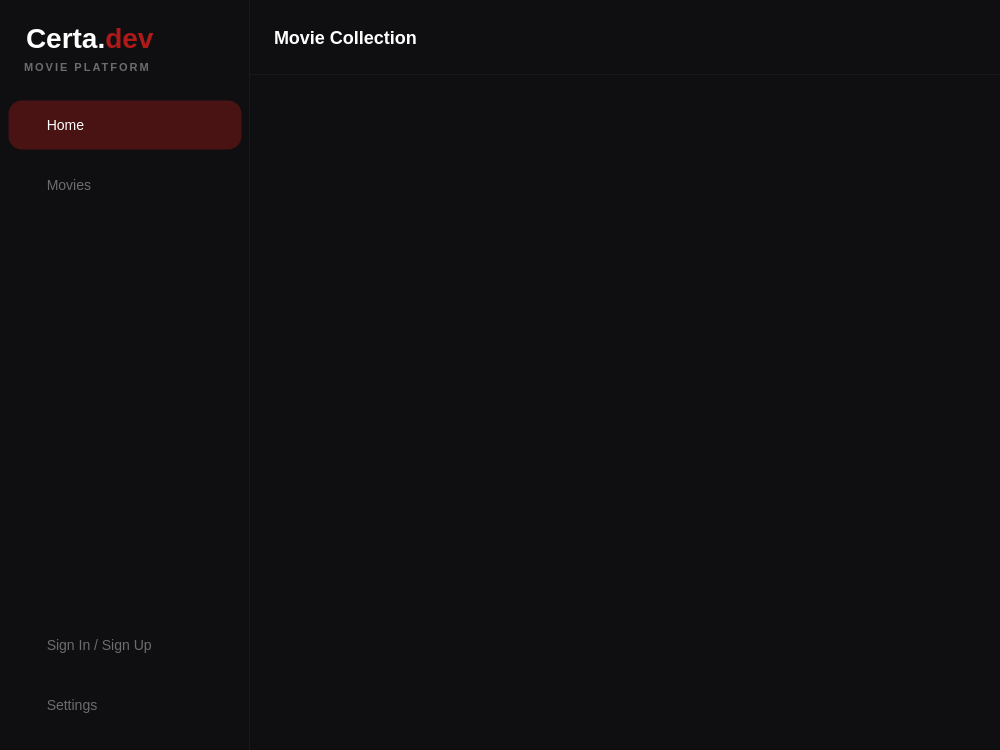
Qt form presentationLayer/layout/layout.ui (codingburgas/2526-9-CPP-SprintProject-Certa.dev) before a commit.
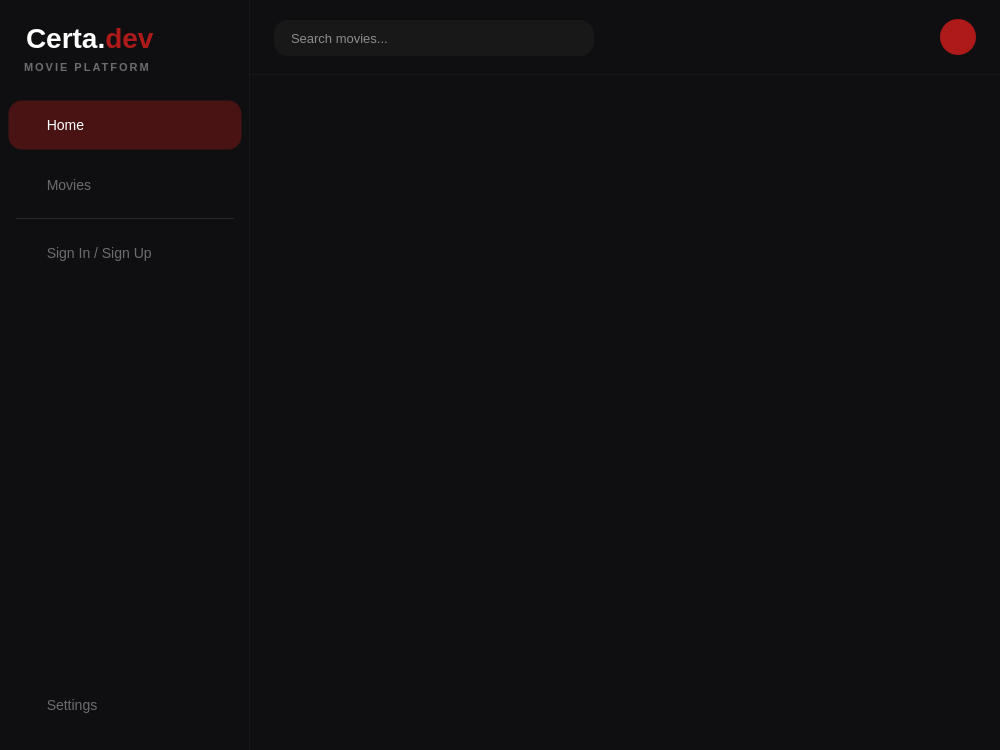
The same form after that commit. The open tabs and pages were chosen to show the change. Icons and pictures are not drawn.

Commit message: feat: add search bar and modify the sidebar

Diff of the .ui file:
```diff
--- a/presentationLayer/layout/layout.ui
+++ b/presentationLayer/layout/layout.ui
@@ -64,10 +64,34 @@
     background-color: transparent;
   }
 
-  #topBarTitleLabel {
-    font-size: 18px;
+  #topBarSearchLineEdit {
+    background-color: #181818;
+    border: 1px solid #181818;
+    border-radius: 14px;
+    color: #FFFFFF;
+    font-size: 13px;
+    padding-left: 14px;
+    padding-right: 14px;
+    selection-background-color: #AE1A19;
+  }
+
+  #topBarSearchLineEdit:focus {
+    border: 1px solid #AE1A19;
+    background-color: #0F0F11;
+  }
+
+  #topBarUsernameLabel {
+    color: #FFFFFF;
+    font-size: 14px;
     font-weight: 600;
+  }
+
+  #topBarAvatarLabel {
     color: #FFFFFF;
+    font-size: 14px;
+    font-weight: 700;
+    border-radius: 18px;
+    background-color: #AE1A19;
   }
 
   #sidebarHomeButton,
@@ -90,6 +114,7 @@
 
   #sidebarHomeButton:checked,
   #sidebarMoviesButton:checked,
+  #sidebarAuthButton:checked,
   #sidebarSettingsButton:checked {
     background-color: rgba(174, 26, 25, 92);
     border-color: transparent;
@@ -107,11 +132,17 @@
 
   #sidebarHomeButton:checked:hover,
   #sidebarMoviesButton:checked:hover,
+  #sidebarAuthButton:checked:hover,
   #sidebarSettingsButton:checked:hover {
     background-color: rgba(174, 26, 25, 120);
     border-color: transparent;
     color: #FFFFFF;
   }
+
+  #sidebarDivider {
+    background-color: #2A2A2C;
+    border: none;
+  }
   </string>
    </property>
    <layout class="QHBoxLayout" name="rootLayout">
@@ -237,11 +268,27 @@
         <bool>true</bool>
        </property>
       </widget>
+      <widget class="QFrame" name="sidebarDivider">
+       <property name="geometry">
+        <rect>
+         <x>16</x>
+         <y>218</y>
+         <width>218</width>
+         <height>1</height>
+        </rect>
+       </property>
+       <property name="frameShape">
+        <enum>QFrame::Shape::HLine</enum>
+       </property>
+       <property name="frameShadow">
+        <enum>QFrame::Shadow::Plain</enum>
+       </property>
+      </widget>
       <widget class="QPushButton" name="sidebarAuthButton">
        <property name="geometry">
         <rect>
          <x>8</x>
-         <y>620</y>
+         <y>228</y>
          <width>234</width>
          <height>50</height>
         </rect>
@@ -322,17 +369,52 @@
           <height>75</height>
          </size>
         </property>
-        <widget class="QLabel" name="topBarTitleLabel">
+        <widget class="QLineEdit" name="topBarSearchLineEdit">
          <property name="geometry">
           <rect>
            <x>24</x>
-           <y>22</y>
-           <width>400</width>
-           <height>30</height>
+           <y>20</y>
+           <width>320</width>
+           <height>36</height>
           </rect>
          </property>
+         <property name="placeholderText">
+          <string>Search movies...</string>
+         </property>
+         <property name="clearButtonEnabled">
+          <bool>true</bool>
+         </property>
+        </widget>
+        <widget class="QLabel" name="topBarUsernameLabel">
+         <property name="geometry">
+          <rect>
+           <x>478</x>
+           <y>20</y>
+           <width>200</width>
+           <height>36</height>
+          </rect>
+         </property>
          <property name="text">
-          <string>Movie Collection</string>
+          <string/>
+         </property>
+         <property name="alignment">
+          <set>Qt::AlignmentFlag::AlignRight|Qt::AlignmentFlag::AlignVCenter</set>
+         </property>
+        </widget>
+        <widget class="QLabel" name="topBarAvatarLabel">
+         <property name="geometry">
+          <rect>
+           <x>690</x>
+           <y>19</y>
+           <width>36</width>
+           <height>36</height>
+          </rect>
+         </property>
+         <property name="text">
+          <string/>
+         </property>
+         <property name="alignment">
+          <set>Qt::AlignmentFlag::AlignCenter</set>
          </property>
         </widget>
        </widget>
```
Left out of the diff: 16 changed lines with no effect on the pictures. The commit also changes 14 other files.
